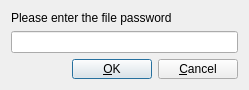
First picture: the form in source/qikec/filepass.ui, repository dolomighty/shrewsoft-ike, before the edit.
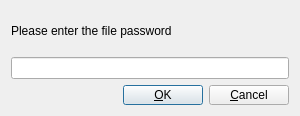
Second picture: the form after the edit. Icons and pictures are not drawn.

Patch:
```diff
--- a/source/qikec/filepass.ui
+++ b/source/qikec/filepass.ui
@@ -4,12 +4,12 @@
   <property name="windowModality" >
    <enum>Qt::ApplicationModal</enum>
   </property>
-  <property name="geometry" >
+  <property name="geometry">
    <rect>
     <x>0</x>
     <y>0</y>
-    <width>249</width>
-    <height>88</height>
+    <width>300</width>
+    <height>116</height>
    </rect>
   </property>
   <property name="windowTitle" >
```
Left out of the diff: 71 changed lines with no effect on the pictures.
